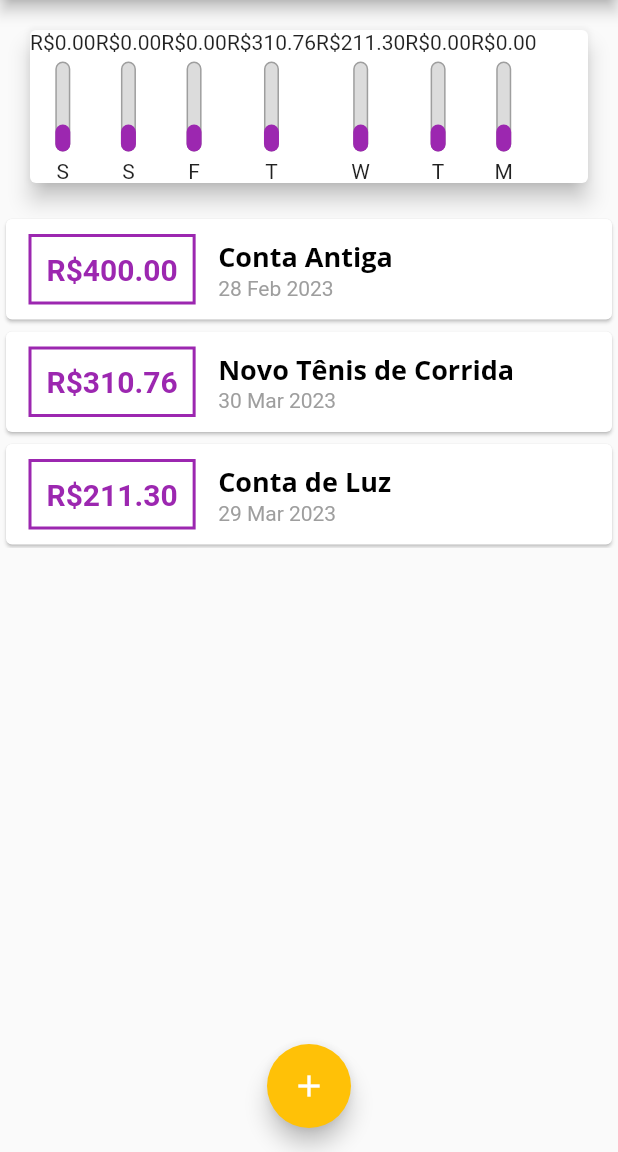
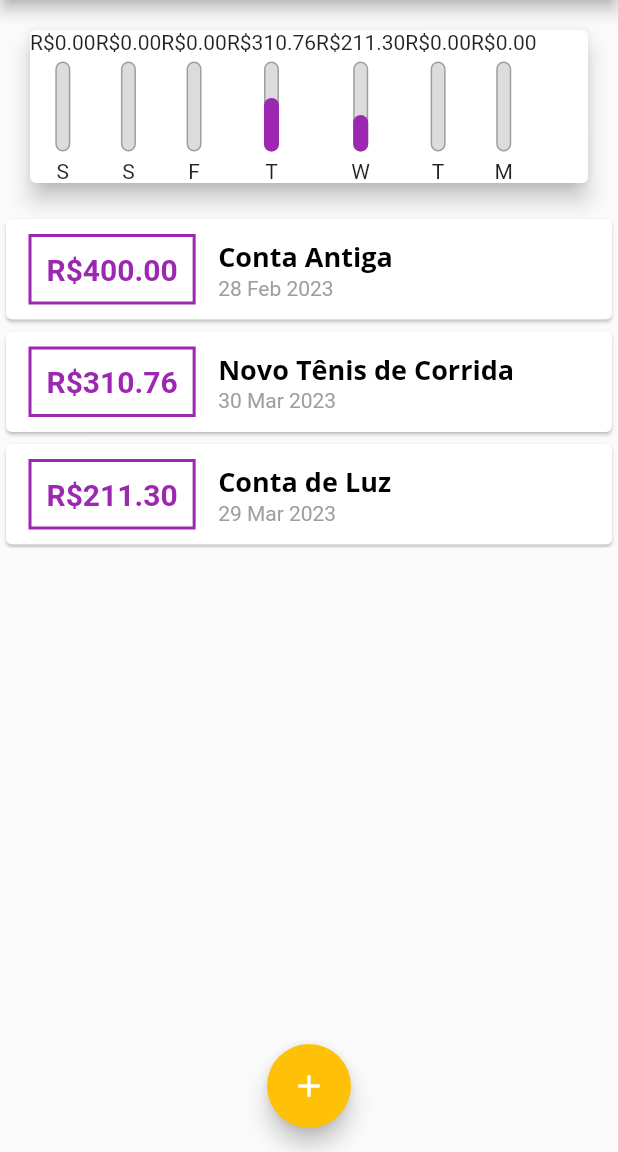
Before and after one commit to zullapo/aprenda_flutter_expenses, a Flutter app: the screen it shows after launch, on a phone screen of 412 x 824 dp, the part 84-1236 px from its top. Run offline on Flutter 3.47's test engine with Material 2 defaults, Android fonts, the phone set to English and light mode, and no system bars.

```diff
--- a/lib/components/chart.dart
+++ b/lib/components/chart.dart
@@ -27,6 +27,13 @@ class Chart extends StatelessWidget {
     });
   }
 
+  double get weekTotalValue {
+    return groupedTransactions.fold(0.0,
+        (double previousValue, Map<String, Object> element) {
+      return previousValue + (element['value'] as double);
+    });
+  }
+
   @override
   Widget build(BuildContext context) {
     return SingleChildScrollView(
@@ -38,7 +45,7 @@ class Chart extends StatelessWidget {
                 .map((Map<String, Object> t) => ChartBar(
                     label: t['day'] as String,
                     value: t['value'] as double,
-                    percentage: 0.3))
+                    percentage: (t['value'] as double) / weekTotalValue))
                 .toList()),
       ),
     );
```
